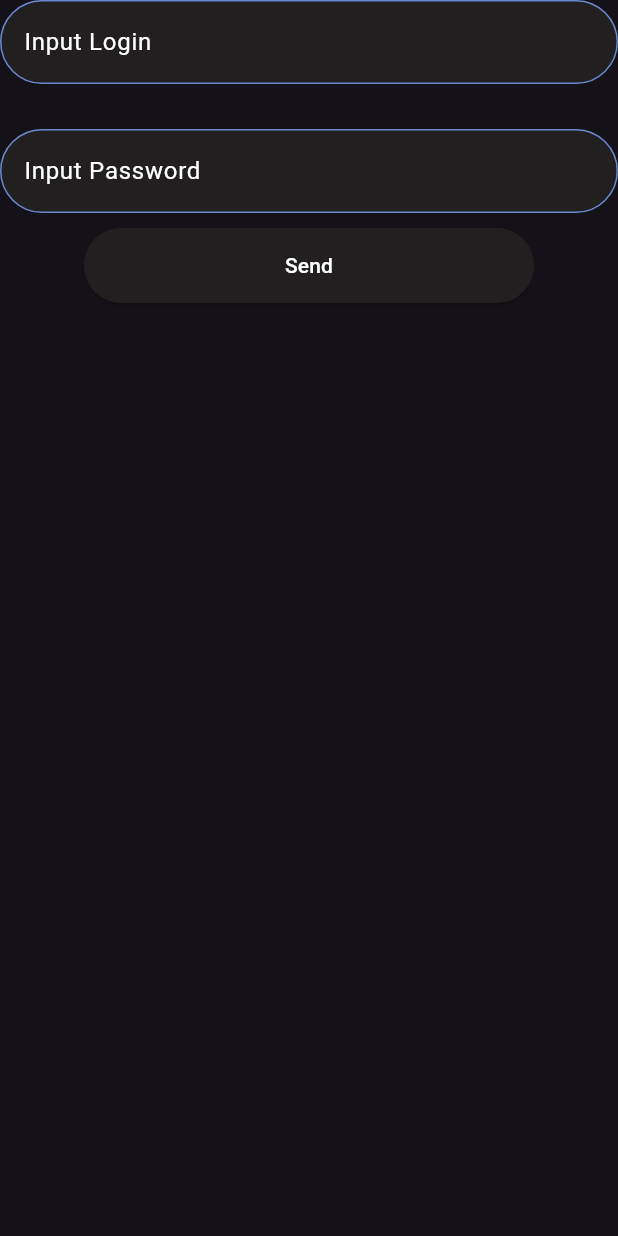
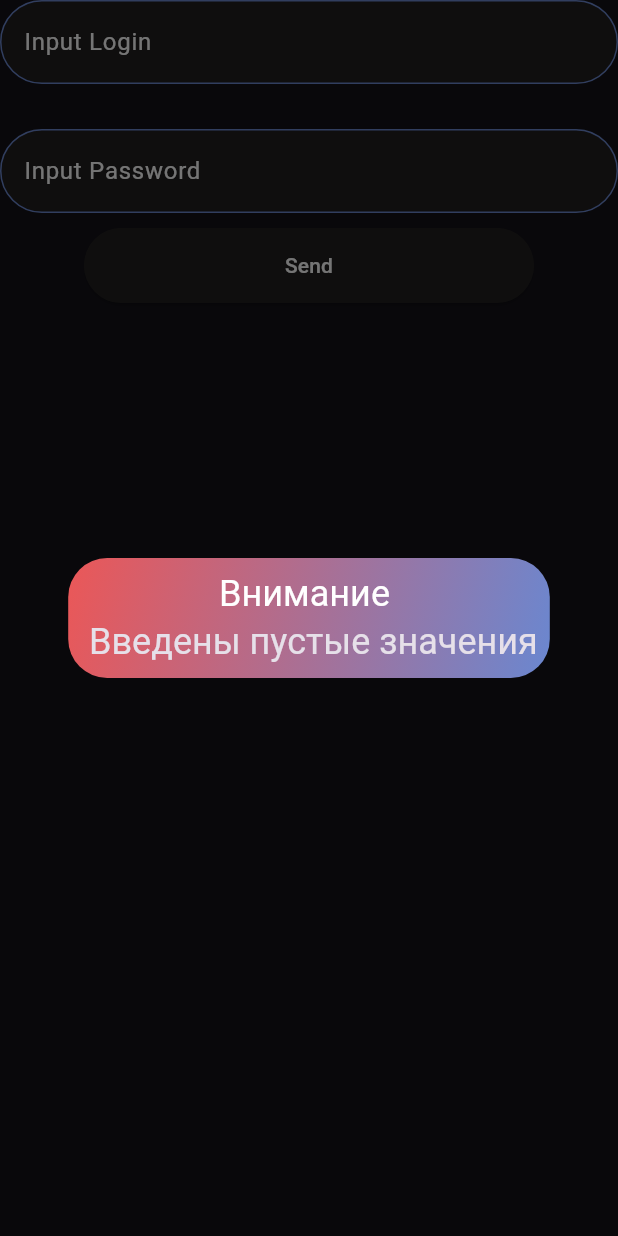
Before and after one commit to rip-list/diplom, a Flutter app: the CommentMsg widget shown alone on an empty page, opened directly, after a tap on "Send", on a phone screen of 412 x 824 dp. Run offline on Flutter 3.47's test engine with Material 3 defaults, Android fonts, the phone set to English and light mode, and no system bars.

```diff
--- /dev/null
+++ b/lib/custom/custom_dialog.dart
@@ -0,0 +1,45 @@
+import 'package:flutter/material.dart';
+
+import '../constant/app_color.dart';
+
+class CustomDialog extends StatelessWidget {
+  const CustomDialog({super.key});
+
+  @override
+  Widget build(BuildContext context) {
+    return AlertDialog(
+      content: null,
+      backgroundColor: Colors.transparent,
+      contentPadding: EdgeInsets.zero,
+      insetPadding: EdgeInsets.zero,
+      actionsPadding: EdgeInsets.zero,
+      titlePadding: EdgeInsets.zero,
+      shape: const RoundedRectangleBorder(
+        borderRadius: BorderRadius.all(Radius.circular(32)),
+      ),
+      contentTextStyle: const TextStyle(color: Colors.white),
+      title: Container(
+        decoration: const BoxDecoration(
+          gradient: LinearGradient(
+              begin: Alignment.topLeft,
+              end: Alignment.bottomRight,
+              colors: [AppColors.red, AppColors.blue]),
+          borderRadius: BorderRadius.all(Radius.circular(26)),
+        ),
+        child: const Padding(
+            padding: EdgeInsets.all(8.0),
+            child: Center(
+              child: Column(
+                children: [
+                  Text(
+                    'Внимание ',
+                    style: TextStyle(color: Colors.white),
+                  ),
+                  Text(" Введены пустые значения")
+                ],
+              ),
+            )),
+      ),
+    );
+  }
+}
--- /dev/null
+++ b/lib/custom/custom_fild.dart
@@ -0,0 +1,46 @@
+import 'package:flutter/material.dart';
+
+import '../constant/app_color.dart';
+
+class InputField extends StatelessWidget {
+  final TextEditingController controller;
+  final String hintText;
+  final bool isPassword;
+
+  const InputField({
+    super.key,
+    required this.controller,
+    required this.hintText,
+    this.isPassword = false,
+  });
+
+  @override
+  Widget build(BuildContext context) {
+    return TextField(
+      controller: controller,
+      style: const TextStyle(
+        color: AppColors.white,
+      ),
+      obscureText: isPassword,
+      decoration: InputDecoration(
+        hintText: hintText,
+        filled: true,
+        fillColor: AppColors.primary,
+        enabledBorder: const OutlineInputBorder(
+          borderRadius: BorderRadius.all(
+            Radius.circular(30),
+          ),
+          borderSide: BorderSide(color: AppColors.blue),
+        ),
+        focusedBorder: const OutlineInputBorder(
+          borderRadius: BorderRadius.all(
+            Radius.circular(30),
+          ),
+          borderSide: BorderSide(color: AppColors.blue),
+        ),
+        hintStyle: const TextStyle(color: AppColors.white),
+      ),
+      autocorrect: true,
+    );
+  }
+}
--- a/lib/lib/database/bd.dart
+++ b/lib/lib/database/bd.dart
@@ -5,14 +5,17 @@ import 'dart:async';
 import 'dart:convert';
 import 'package:http/http.dart' as http;
 
+final url = Uri.parse(
+    'http://localhost:3000/diplom/data_user'); // Заменить 'your_server_ip' на IP-адрес сервера
+final headers = {'Content-Type': 'application/json'};
+
+// отправка данных
+
 Future<void> insertAuto(String username, String password) async {
-  final url = Uri.parse(
-      'http://localhost:3000/diplom/data_user'); // Заменить 'your_server_ip' на IP-адрес сервера
-  final headers = {'Content-Type': 'application/json'};
-  final body = jsonEncode({'username': username, 'password': password});
+  final bodyInsert = jsonEncode({'username': username, 'password': password});
 
   try {
-    final response = await http.post(url, headers: headers, body: body);
+    final response = await http.post(url, headers: headers, body: bodyInsert);
 
     if (response.statusCode == 201) {
       print('User created successfully');
@@ -23,3 +26,16 @@ Future<void> insertAuto(String username, String password) async {
     print('Error creating user: $error');
   }
 }
+
+// полученние данных
+Future<Map<String, dynamic>> fetchData() async {
+  final response = await http.get(Uri.parse('https://example.com/api/data'));
+
+  if (response.statusCode == 200) {
+    // Если запрос успешен, декодируем данные из JSON
+    return json.decode(response.body);
+  } else {
+    // Если запрос неудачен, выведите сообщение об ошибке
+    throw Exception('Failed to load data');
+  }
+}
--- a/lib/widget/allert_comment.dart
+++ b/lib/widget/allert_comment.dart
@@ -1,6 +1,11 @@
+// ignore_for_file: avoid_print
+
 import 'package:diplom/constant/app_color.dart';
+import 'package:diplom/custom/custom_dialog.dart';
 import 'package:diplom/lib/database/bd.dart';
 import 'package:flutter/material.dart';
+
+import '../custom/custom_fild.dart';
 
 class CommentMsg extends StatefulWidget {
   const CommentMsg({super.key});
@@ -39,52 +44,21 @@ class CommentMsgState extends State<CommentMsg> {
           ),
           SendButton(
             onPressed: () async {
-              await insertAuto(teLogin.text, tePassword.text);
+              if (teLogin.text.isEmpty || tePassword.text.isEmpty) {
+                // Один или оба поля пусты
+                showDialog(
+                  context: context,
+                  builder: (BuildContext context) {
+                    return const CustomDialog();
+                  },
+                );
+              } else {
+                // Оба поля заполнены, выполните вашу логику.
+                await insertAuto(teLogin.text, tePassword.text);
+              }
             },
           ),
         ],
-      ),
-    );
-  }
-}
-
-class InputField extends StatelessWidget {
-  final TextEditingController controller;
-  final String hintText;
-  final bool isPassword;
-
-  const InputField({
-    super.key,
-    required this.controller,
-    required this.hintText,
-    this.isPassword = false,
-  });
-
-  @override
-  Widget build(BuildContext context) {
-    return TextField(
-      controller: controller,
-      style: const TextStyle(
-        color: AppColors.white,
-      ),
-      obscureText: isPassword,
-      decoration: InputDecoration(
-        hintText: hintText,
-        filled: true,
-        fillColor: AppColors.primary,
-        enabledBorder: const OutlineInputBorder(
-          borderRadius: BorderRadius.all(
-            Radius.circular(30),
-          ),
-          borderSide: BorderSide(color: AppColors.blue),
-        ),
-        focusedBorder: const OutlineInputBorder(
-          borderRadius: BorderRadius.all(
-            Radius.circular(30),
-          ),
-          borderSide: BorderSide(color: AppColors.blue),
-        ),
-        hintStyle: const TextStyle(color: AppColors.white),
       ),
     );
   }
```
